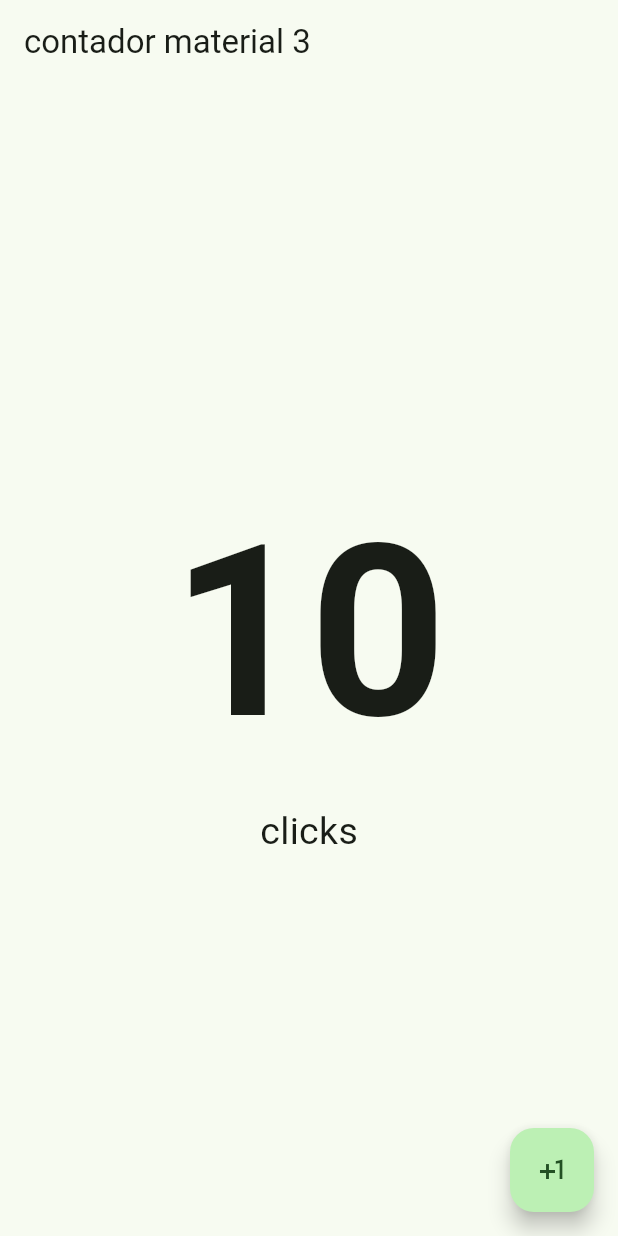
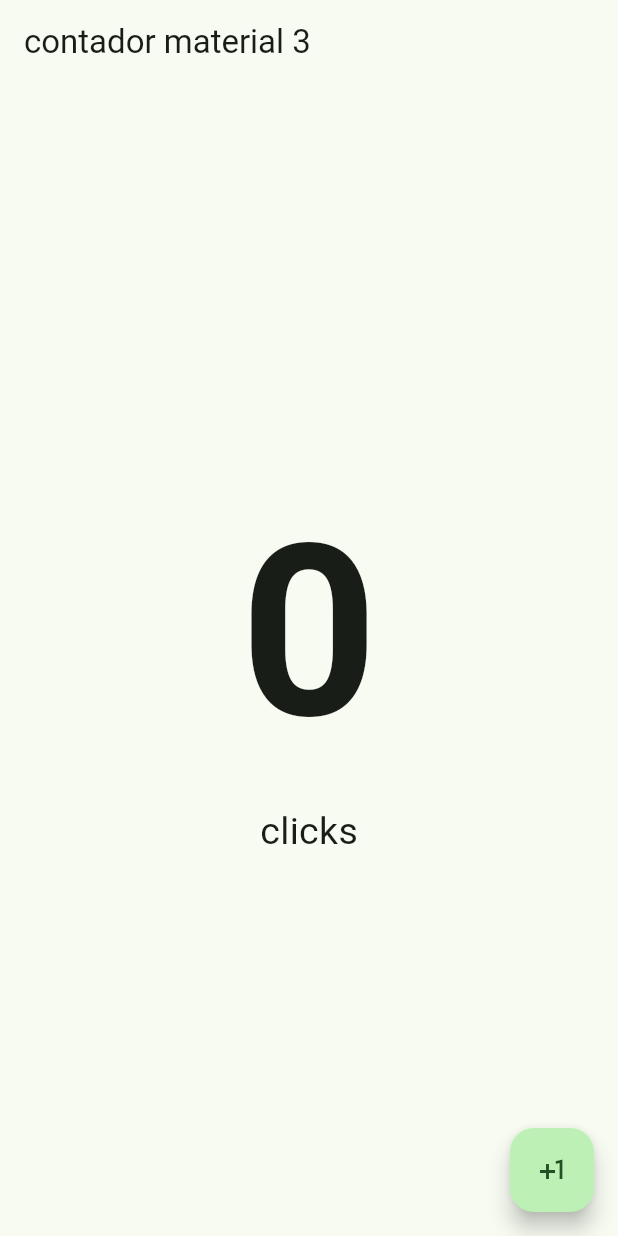
Before and after one commit to josebuen099/flutter--intro, a Flutter app: the screen it shows after launch, on a phone screen of 412 x 824 dp. Run offline on Flutter 3.47's test engine with Material 3 defaults, Android fonts, the phone set to English and light mode, and no system bars.

Commit message:
se cambia el estado del contador

```diff
--- a/prueba/aplicacion_2/lib/presentacion/screens/counter_screen.dart
+++ b/prueba/aplicacion_2/lib/presentacion/screens/counter_screen.dart
@@ -1,27 +1,39 @@
 import 'package:flutter/material.dart';
 
-class CounterScreen extends StatelessWidget {
+class CounterScreen extends StatefulWidget {
   const CounterScreen({super.key});
 
+  @override
+  State<CounterScreen> createState() => _CounterScreenState();
+}
+
+class _CounterScreenState extends State<CounterScreen> {
+  int clickCounter=0;
   @override
   Widget build(BuildContext context) {
     return Scaffold(
       appBar: AppBar(
         title: const Text('contador material 3'),
       ),
-      body: const Center(
+      body:  Center(
 
         child: Column(
           mainAxisAlignment: MainAxisAlignment.center,
           children: [
-            Text('10',
-                style: TextStyle(fontSize: 160, fontWeight: FontWeight.bold)),
-            Text('clicks', style: TextStyle(fontSize: 25))
+            Text('$clickCounter',
+                style: const TextStyle(fontSize: 160, fontWeight: FontWeight.bold)),
+
+            const Text('clicks', style: TextStyle(fontSize: 25))
           ],
         ),
       ),
       floatingActionButton: FloatingActionButton(
-        onPressed: () {},
+        onPressed: () {
+
+          setState(() {
+            clickCounter++;
+          });
+        },
         child: const Icon(Icons.plus_one),
       ),
     );
```
